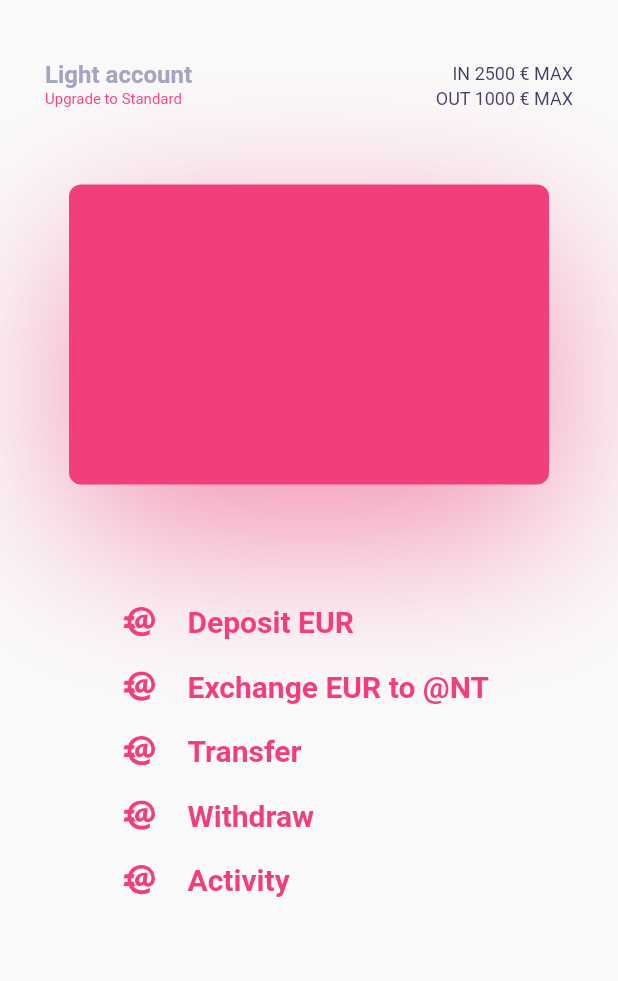
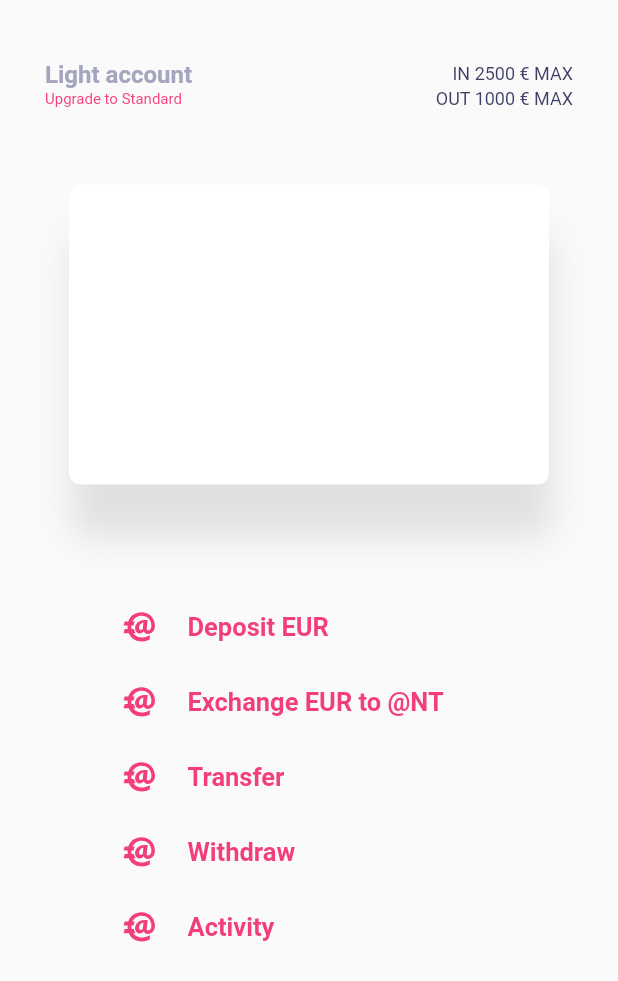
Before and after one commit to EAC-Technology/MobileApp, a Flutter app: the EuroScreen widget shown alone on an empty page, opened directly, on a phone screen of 412 x 824 dp. Shown: the top 981 px of the screen. Run offline on Flutter 3.47's test engine with Material 2 defaults, Android fonts, the phone set to English and light mode, and no system bars; our stand-ins replace convert, flutter_svg, rxdart, timeago, uni_links; missing offline and left inert: flutter_webview_plugin; accounts and stored records are empty.

Commit message:
visual adjustments to e-wallet screens

```diff
--- a/app_in_mail/lib/screens/e_wallet/euro_screen.dart
+++ b/app_in_mail/lib/screens/e_wallet/euro_screen.dart
@@ -27,11 +27,11 @@ class _EuroScreenState extends State<EuroScreen> {
           decoration: new BoxDecoration(
               boxShadow: [
                 BoxShadow(
-                    color: Colors.pink[200],
+                    color: Colors.grey[300],
                     offset: new Offset(2, 35),
-                    blurRadius: 100)
+                    blurRadius: 20)
               ],
-              color: AppColors.accentColor,
+              color: Colors.white,
               borderRadius: new BorderRadius.all(Radius.circular(8))),
         ),
         Padding(
@@ -39,7 +39,8 @@ class _EuroScreenState extends State<EuroScreen> {
           child: Column(
             children: <Widget>[
               MenuItemView(
-                verticalPadding: 10,
+                verticalPadding: 15,
+                fontSize: 17,
                 fontWeight: FontWeight.bold,
                 onTap: () => () {},
                 textColor: AppColors.accentColor,
@@ -51,7 +52,8 @@ class _EuroScreenState extends State<EuroScreen> {
                 ),
               ),
               MenuItemView(
-                verticalPadding: 10,
+                verticalPadding: 15,
+                fontSize: 17,
                 fontWeight: FontWeight.bold,
                 onTap: () => () {},
                 textColor: AppColors.accentColor,
@@ -63,7 +65,8 @@ class _EuroScreenState extends State<EuroScreen> {
                 ),
               ),
               MenuItemView(
-                verticalPadding: 10,
+                verticalPadding: 15,
+                fontSize: 17,
                 fontWeight: FontWeight.bold,
                 onTap: () => () {},
                 textColor: AppColors.accentColor,
@@ -75,7 +78,8 @@ class _EuroScreenState extends State<EuroScreen> {
                 ),
               ),
               MenuItemView(
-                verticalPadding: 10,
+                verticalPadding: 15,
+                fontSize: 17,
                 fontWeight: FontWeight.bold,
                 onTap: () => () {},
                 textColor: AppColors.accentColor,
@@ -87,7 +91,8 @@ class _EuroScreenState extends State<EuroScreen> {
                 ),
               ),
               MenuItemView(
-                verticalPadding: 10,
+                verticalPadding: 15,
+                fontSize: 17,
                 fontWeight: FontWeight.bold,
                 onTap: () => () {},
                 textColor: AppColors.accentColor,
--- a/app_in_mail/lib/screens/menu/menu_item_view.dart
+++ b/app_in_mail/lib/screens/menu/menu_item_view.dart
@@ -8,7 +8,8 @@ class MenuItemView extends StatefulWidget {
   final Function onTap;
   final double verticalPadding;
   final FontWeight fontWeight;
-  MenuItemView({this.onTap,this.textColor = Colors.white, this.title, this.icon, this.verticalPadding = 20, this.fontWeight = FontWeight.normal});
+  final double fontSize;
+  MenuItemView({this.onTap,this.textColor = Colors.white, this.title, this.icon, this.verticalPadding = 20, this.fontWeight = FontWeight.normal, this.fontSize = 20});
 
   @override
   _MenuItemViewState createState() => _MenuItemViewState();
@@ -36,7 +37,7 @@ class _MenuItemViewState extends State<MenuItemView> {
             ),
             Text(
               widget.title,
-              style: TextStyle(color: widget.textColor, fontSize: 20, fontWeight: widget.fontWeight),
+              style: TextStyle(color: widget.textColor, fontSize: widget.fontSize, fontWeight: widget.fontWeight),
             ),
           ],
         ),
```
Also changed, not shown: app_in_mail/lib/screens/e_wallet/ant_screen.dart (+8 -4 lines).
